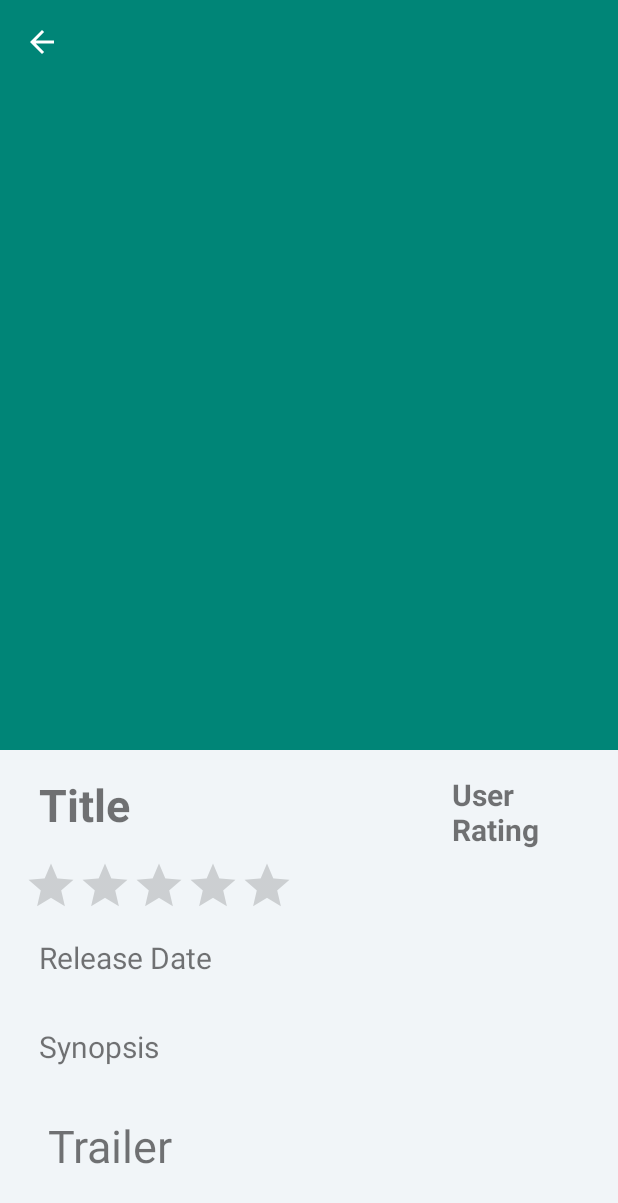
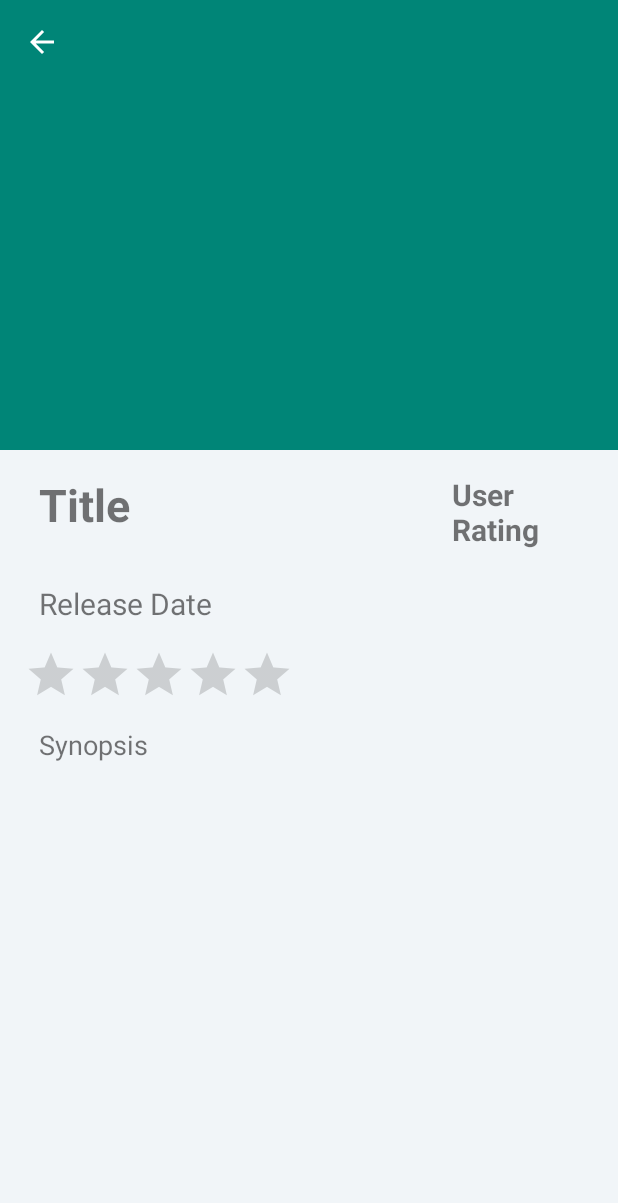
Before and after one commit to anugrahadev/ancinema, an Android app: the DetailActivity screen opened directly, with no data from a screen before it, on a phone screen of 412 x 824 dp. Shown: the top 1203 px of the screen. Run offline under Robolectric (Android 15) with nearby library versions, the phone set to English and light mode, and no system bars; pictures from the network do not load; 1 statement that could not run was skipped.

Commit message:
Update Detail film (fix bug)

```diff
--- a/app/src/main/java/com/anugraha/project/ancinemax/DetailActivity.java
+++ b/app/src/main/java/com/anugraha/project/ancinemax/DetailActivity.java
@@ -38,6 +38,7 @@ public class DetailActivity extends AppCompatActivity {
     ImageView poster,ivdetailposter;
     WebView webView;
     RatingBar bintang;
+    public String movieName;
     private RecyclerView recyclerView;
     private TrailerAdapter adapter;
     private List<Trailer> trailerList;
@@ -60,9 +61,9 @@ public class DetailActivity extends AppCompatActivity {
         bintang = (RatingBar) findViewById(R.id.penilaian);
         Intent intentThatStartedThisAct = getIntent();
         if (intentThatStartedThisAct.hasExtra("original_title")){
-            String thumbnail = "https://image.tmdb.org/t/p/w500"+getIntent().getExtras().getString("backdrop_path");
+            String thumbnail = "https://image.tmdb.org/t/p/w780"+getIntent().getExtras().getString("backdrop_path");
             String detailposter = getIntent().getExtras().getString("poster_path");
-            String movieName = getIntent().getExtras().getString("original_title");
+            movieName = getIntent().getExtras().getString("original_title");
             String overview = getIntent().getExtras().getString("overview");
             String vote_average = getIntent().getExtras().getString("vote_average");
             String release_date = getIntent().getExtras().getString("release_date");
@@ -112,7 +113,7 @@ public class DetailActivity extends AppCompatActivity {
                     scrollRange = appBarLayout.getTotalScrollRange();
                 }
                 if (scrollRange + verticalOffset == 0){
-                    collapsingToolbarLayout.setTitle(getString(R.string.movie_details));
+                    collapsingToolbarLayout.setTitle(movieName);
                     isShow = true;
                 }else if (isShow){
                     collapsingToolbarLayout.setTitle(" ");
@@ -128,7 +129,10 @@ public class DetailActivity extends AppCompatActivity {
 
         recyclerView = (RecyclerView) findViewById(R.id.recycler_view1);
         RecyclerView.LayoutManager mLayoutManager = new LinearLayoutManager(getApplicationContext(), LinearLayout.HORIZONTAL,false);
+        mLayoutManager.setAutoMeasureEnabled(true);
         recyclerView.setLayoutManager(mLayoutManager);
+        recyclerView.setNestedScrollingEnabled(false);
+        recyclerView.setHasFixedSize(false);
         recyclerView.setAdapter(adapter);
         adapter.notifyDataSetChanged();
 
@@ -153,7 +157,6 @@ public class DetailActivity extends AppCompatActivity {
                 public void onResponse(Call<TrailerResponse> call, Response<TrailerResponse> response) {
                     List<Trailer> trailer = response.body().getResults();
                     recyclerView.setAdapter(new TrailerAdapter(getApplicationContext(), trailer));
-                    recyclerView.smoothScrollToPosition(0);
                 }
 
                 @Override
--- a/app/src/main/java/com/anugraha/project/ancinemax/adapter/MoviesAdapter.java
+++ b/app/src/main/java/com/anugraha/project/ancinemax/adapter/MoviesAdapter.java
@@ -80,8 +80,6 @@ public class MoviesAdapter extends RecyclerView.Adapter<MoviesAdapter.MyViewGHol
                         intent1.putExtra("id",movieList.get(pos).getId());
                         intent1.addFlags(Intent.FLAG_ACTIVITY_NEW_TASK);
                         mContext.startActivity(intent1);
-                        Toast.makeText(v.getContext(), "You're clicked "+clickedDataItem.getOriginalTitle(), Toast.LENGTH_SHORT).show();
-
 
                     }
                 }
--- a/app/src/main/java/com/anugraha/project/ancinemax/adapter/TrailerAdapter.java
+++ b/app/src/main/java/com/anugraha/project/ancinemax/adapter/TrailerAdapter.java
@@ -39,9 +39,8 @@ public class TrailerAdapter extends RecyclerView.Adapter<TrailerAdapter.MyViewHo
 
     @Override
     public void onBindViewHolder(final TrailerAdapter.MyViewHolder viewHolder, int i){
-//        viewHolder.title.setText(trailerList.get(i).getName());
         viewHolder.videoWeb.loadData(trailerList.get(i).getKey(), "text/html","utf-8");
-//        viewHolder.test.setText(trailerList.get(i).getKey());
+
 
     }
 
--- a/app/src/main/java/com/anugraha/project/ancinemax/api/Service.java
+++ b/app/src/main/java/com/anugraha/project/ancinemax/api/Service.java
@@ -1,5 +1,6 @@
 package com.anugraha.project.ancinemax.api;
 
+import com.anugraha.project.ancinemax.model.CreditResponse;
 import com.anugraha.project.ancinemax.model.MoviesResponse;
 import com.anugraha.project.ancinemax.model.TrailerResponse;
 
@@ -25,4 +26,7 @@ public interface Service {
     @GET("movie/{movie_id}/videos")
     Call<TrailerResponse> getTrailer(@Path("movie_id") int id, @Query("api_key") String apiKey);
 
+    @GET("movie/{movie_id}/credits")
+    Call<CreditResponse> getCredits(@Path("movie_id") int id, @Query("api_key") String apiKey);
+
 }
--- /dev/null
+++ b/app/src/main/java/com/anugraha/project/ancinemax/model/Crew.java
@@ -0,0 +1,4 @@
+package com.anugraha.project.ancinemax.model;
+
+public class Crew {
+}
--- a/app/src/main/res/layout/activity_detail.xml
+++ b/app/src/main/res/layout/activity_detail.xml
@@ -1,17 +1,17 @@
 <?xml version="1.0" encoding="utf-8"?>
-<android.support.design.widget.CoordinatorLayout
-    xmlns:android="http://schemas.android.com/apk/res/android"
+<android.support.design.widget.CoordinatorLayout xmlns:android="http://schemas.android.com/apk/res/android"
     xmlns:app="http://schemas.android.com/apk/res-auto"
+    xmlns:tools="http://schemas.android.com/tools"
     android:id="@+id/main_content"
     android:layout_width="match_parent"
     android:layout_height="match_parent"
-    android:background="@color/white"
-    android:fitsSystemWindows="true">
+    tools:context=".DetailActivity"
+    android:background="@color/white">
 
     <android.support.design.widget.AppBarLayout
         android:id="@+id/appbar"
         android:layout_width="match_parent"
-        android:layout_height="@dimen/detail_backdrop_height"
+        android:layout_height="300dp"
         android:fitsSystemWindows="true"
         android:theme="@style/ThemeOverlay.AppCompat.Dark.ActionBar" >
 
@@ -19,12 +19,12 @@
             android:id="@+id/collapsing_toolbar"
             android:layout_width="match_parent"
             android:layout_height="match_parent"
-            android:fitsSystemWindows="true"
+            app:layout_scrollFlags="exitUntilCollapsed|scroll"
             app:contentScrim="?attr/colorPrimary"
+            app:expandedTitleMarginStart="48dp"
             app:expandedTitleMarginEnd="64dp"
-            app:expandedTitleMarginStart="48dp"
             app:expandedTitleTextAppearance="@android:color/transparent"
-            app:layout_scrollFlags="scroll|exitUntilCollapsed" >
+             >
 
             <RelativeLayout
                 android:layout_width="wrap_content"
@@ -41,10 +41,10 @@
 
             <android.support.v7.widget.Toolbar
                 android:id="@+id/toolbar"
+                app:popupTheme="@style/ThemeOverlay.AppCompat.Light"
                 android:layout_width="match_parent"
                 android:layout_height="?attr/actionBarSize"
-                app:layout_collapseMode="pin"
-                app:popupTheme="@style/ThemeOverlay.AppCompat.Light" />
+                app:layout_collapseMode="pin" />
         </android.support.design.widget.CollapsingToolbarLayout>
     </android.support.design.widget.AppBarLayout>
 
--- a/app/src/main/res/layout/content_detail.xml
+++ b/app/src/main/res/layout/content_detail.xml
@@ -1,5 +1,5 @@
 <?xml version="1.0" encoding="utf-8"?>
-<RelativeLayout xmlns:android="http://schemas.android.com/apk/res/android"
+<android.support.v4.widget.NestedScrollView xmlns:android="http://schemas.android.com/apk/res/android"
     android:layout_width="match_parent"
     android:layout_height="match_parent"
     xmlns:app="http://schemas.android.com/apk/res-auto"
@@ -8,20 +8,13 @@
     app:layout_behavior="@string/appbar_scrolling_view_behavior"
     tools:context="com.anugraha.project.ancinemax.DetailActivity"
     tools:showIn="@layout/activity_detail">
-
-    <LinearLayout
-        android:layout_width="match_parent"
-        android:layout_height="wrap_content"
-        android:id="@+id/ad">
-
-        <ScrollView
+                <android.support.constraint.ConstraintLayout
+                    android:descendantFocusability="blocksDescendants"
                     android:layout_width="match_parent"
                     android:layout_height="match_parent"
-            tools:showIn="@layout/activity_detail">
-
-            <android.support.constraint.ConstraintLayout
-                android:layout_width="match_parent"
-                android:layout_height="wrap_content">
+                    app:layout_constraintEnd_toEndOf="parent"
+                    app:layout_constraintStart_toStartOf="parent"
+                    app:layout_constraintTop_toTopOf="parent">
 
                     <ImageView
                         android:id="@+id/posterview"
@@ -40,8 +33,8 @@
                         android:layout_marginLeft="@dimen/layout_margin_left"
                         android:padding="@dimen/padding_layout"
                         android:text="Title"
+                        android:textSize="30sp"
                         android:textStyle="bold"
-                    android:textSize="30sp"
                         app:layout_constraintLeft_toLeftOf="parent"
                         app:layout_constraintTop_toTopOf="parent"
                         tools:layout_constraintLeft_creator="1"
@@ -67,7 +60,7 @@
                         android:text="Release Date"
                         android:textSize="20sp"
                         app:layout_constraintLeft_toLeftOf="parent"
-                    app:layout_constraintTop_toBottomOf="@+id/penilaian" />
+                        app:layout_constraintTop_toBottomOf="@+id/title" />
 
                     <TextView
                         android:id="@+id/plotsynopsis"
@@ -76,9 +69,9 @@
                         android:layout_marginLeft="@dimen/layout_margin_left"
                         android:padding="@dimen/padding_layout"
                         android:text="Synopsis"
-                    android:textSize="20sp"
+                        android:textSize="18sp"
                         app:layout_constraintLeft_toLeftOf="parent"
-                    app:layout_constraintTop_toBottomOf="@+id/releasedate" />
+                        app:layout_constraintTop_toBottomOf="@+id/penilaian" />
 
                     <TextView
                         android:id="@+id/thumbnailUrl"
@@ -88,23 +81,12 @@
                         app:layout_constraintLeft_toLeftOf="parent"
                         app:layout_constraintTop_toBottomOf="@+id/plotsynopsis" />
 
-                <TextView
-                    android:id="@+id/trailer"
-                    android:layout_width="match_parent"
-                    android:layout_height="wrap_content"
-                    android:layout_marginStart="16dp"
-                    android:layout_marginLeft="@dimen/layout_margin_left"
-                    android:padding="@dimen/padding_layout"
-                    android:text="@string/trailer"
-                    android:textSize="30sp"
-                    app:layout_constraintLeft_toLeftOf="parent"
-                    app:layout_constraintTop_toBottomOf="@+id/plotsynopsis" />
 
                     <android.support.v7.widget.AppCompatRatingBar
                         android:id="@+id/penilaian"
+                        style="?android:attr/ratingBarStyleIndicator"
                         android:layout_width="wrap_content"
                         android:layout_height="wrap_content"
-                    style="?android:attr/ratingBarStyleIndicator"
                         android:layout_marginStart="16dp"
                         android:clickable="false"
                         android:focusable="false"
@@ -112,26 +94,28 @@
                         android:isIndicator="true"
                         android:numStars="5"
                         android:rating="0"
-                    android:stepSize="0.5"
+                        android:stepSize="0.2"
                         app:layout_constraintStart_toStartOf="parent"
-                    app:layout_constraintTop_toBottomOf="@+id/title" />
+                        app:layout_constraintTop_toBottomOf="@+id/releasedate" />
 
+
+                    <LinearLayout
+                        android:layout_width="match_parent"
+                        android:layout_height="match_parent"
+                        app:layout_constraintTop_toBottomOf="@+id/plotsynopsis"
+                        android:id="@+id/rvtrailer">
 
                         <android.support.v7.widget.RecyclerView
                             android:id="@+id/recycler_view1"
                             android:layout_width="match_parent"
-                    android:layout_height="wrap_content"
-                    android:clipToPadding="false"
+                            android:layout_height="match_parent"
                             android:layout_marginLeft="@dimen/layout_margin_left"
                             android:paddingLeft="8dp"
-                    app:layout_constraintLeft_toLeftOf="parent"
-                    app:layout_constraintTop_toBottomOf="@+id/trailer" />
+                            android:scrollbars="none" />
+                    </LinearLayout>
+                </android.support.constraint.ConstraintLayout>
 
 
-            </android.support.constraint.ConstraintLayout>
 
-        </ScrollView>
 
-    </LinearLayout>
-
-</RelativeLayout>
+</android.support.v4.widget.NestedScrollView>
--- a/app/src/main/res/layout/content_main.xml
+++ b/app/src/main/res/layout/content_main.xml
@@ -15,6 +15,6 @@
         android:layout_height="wrap_content"
         android:clipToPadding="false"
         android:layout_margin="@dimen/card_margin"
-        android:scrollbars="vertical" />
+        android:scrollbars="none" />
 
 </RelativeLayout>
```
Also changed, not shown: app/src/main/java/com/anugraha/project/ancinemax/adapter/MainFragmentPagerAdapter.java (deleted, +0 -38 lines), app/src/main/java/com/anugraha/project/ancinemax/model/Cast.java (added, +97 -0 lines), app/src/main/java/com/anugraha/project/ancinemax/model/CreditResponse.java (added, +43 -0 lines), app/src/main/res/layout/trailer_card.xml (+10 -20 lines). Lines whose indentation alone changed are shown as unchanged.
